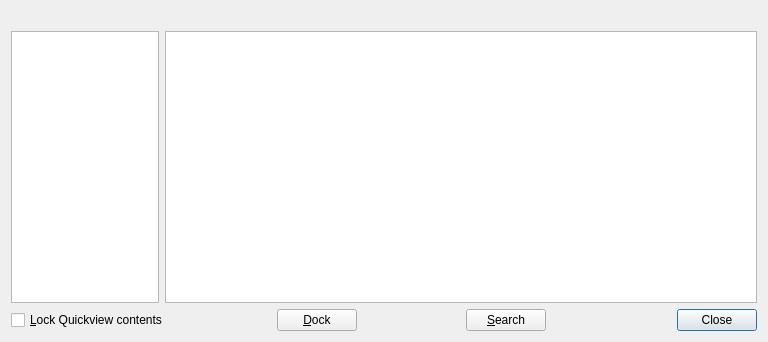
Before: the Qt Designer form src/calibre/gui2/dialogs/quickview.ui in debian-calibre/calibre, drawn with Qt 5.
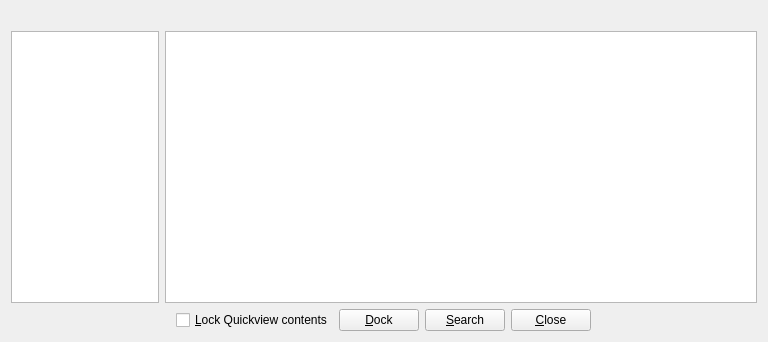
After: the same form once the commit is applied.

Diff of the .ui file:
```diff
--- a/src/calibre/gui2/dialogs/quickview.ui
+++ b/src/calibre/gui2/dialogs/quickview.ui
@@ -19,7 +19,7 @@
   <property name="windowTitle">
    <string>Quickview</string>
   </property>
-  <layout class="QGridLayout">
+  <layout class="QGridLayout" name="main_grid_layout">
    <item row="0" column="0">
     <widget class="QLabel" name="items_label">
      <property name="buddy">
@@ -62,6 +62,19 @@
    </item>
    <item row="3" column="0" colspan="2">
     <layout class="QHBoxLayout">
+     <item>
+      <spacer>
+       <property name="orientation">
+        <enum>Qt::Horizontal</enum>
+       </property>
+       <property name="sizeHint" stdset="0">
+        <size>
+         <width>200</width>
+         <height>0</height>
+        </size>
+       </property>
+      </spacer>
+     </item>
      <item>
       <widget class="QCheckBox" name="lock_qv">
        <property name="text">
@@ -80,7 +93,7 @@
        </property>
        <property name="sizeHint" stdset="0">
         <size>
-         <width>0</width>
+         <width>20</width>
          <height>0</height>
         </size>
        </property>
@@ -136,15 +149,28 @@
       </spacer>
      </item>
      <item>
-      <widget class="QDialogButtonBox" name="buttonBox">
-       <property name="standardButtons">
-        <set>QDialogButtonBox::Close</set>
+      <widget class="QPushButton" name="close_button">
+       <property name="text">
+        <string>&amp;Close</string>
        </property>
-       <property name="centerButtons">
+       <property name="autoDefault">
         <bool>false</bool>
        </property>
       </widget>
      </item>
+     <item>
+      <spacer>
+       <property name="orientation">
+        <enum>Qt::Horizontal</enum>
+       </property>
+       <property name="sizeHint" stdset="0">
+        <size>
+         <width>200</width>
+         <height>0</height>
+        </size>
+       </property>
+      </spacer>
+     </item>
     </layout>
    </item>
   </layout>
```
Left out of the diff: 18 changed lines with no effect on the pictures.
